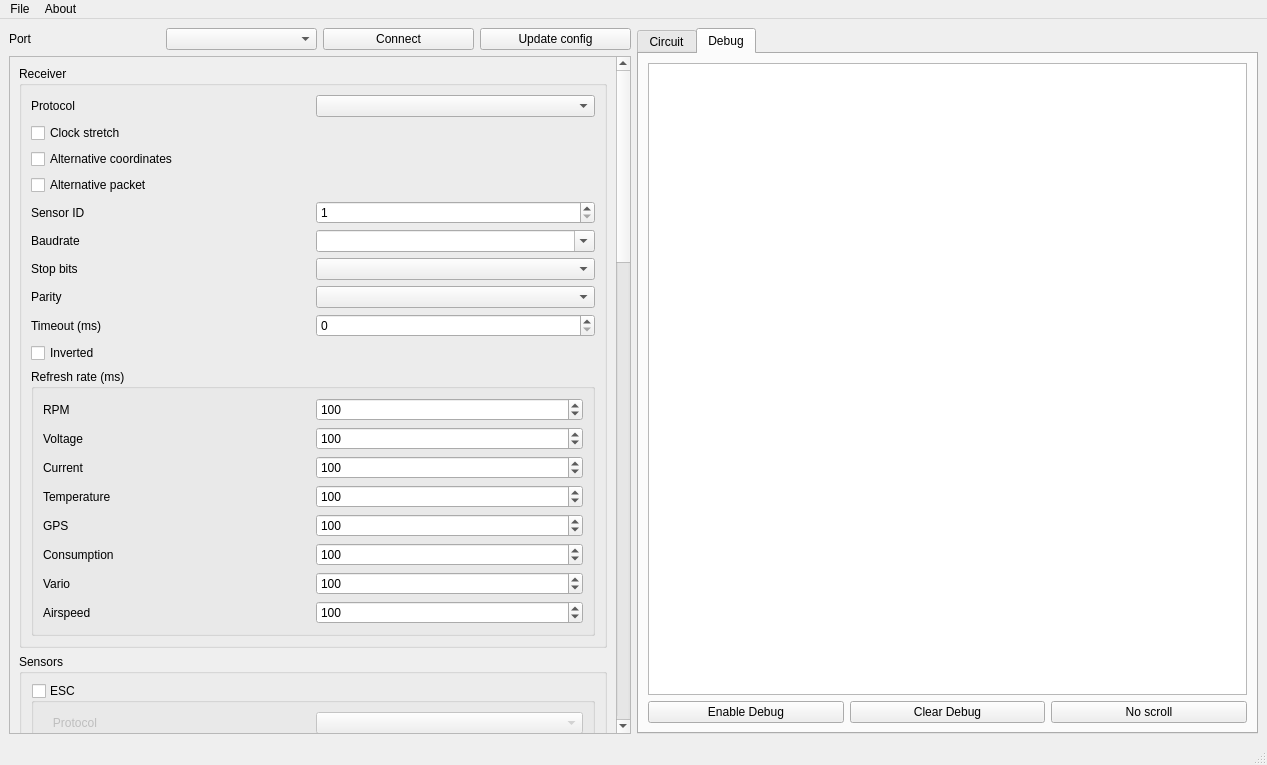
Qt form msrc_gui/mainwindow.ui (dgatf/msrc) before a commit.
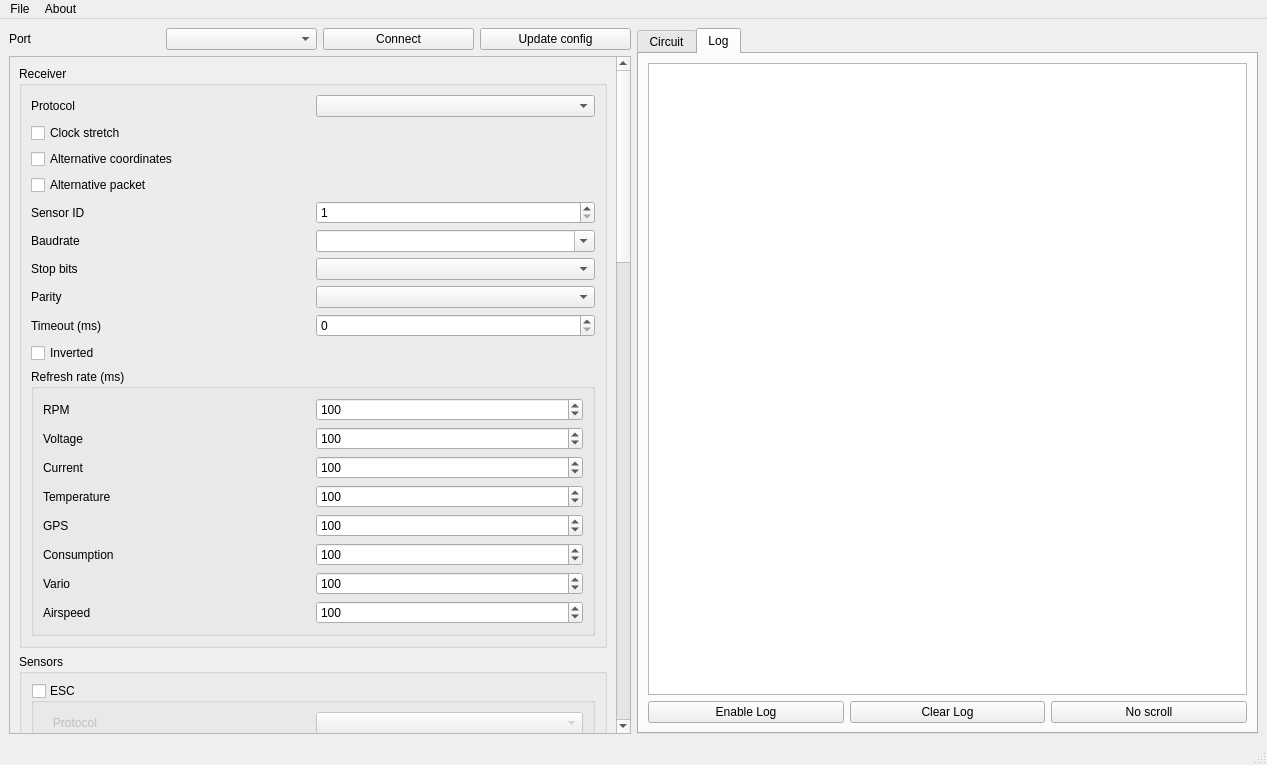
The same form after that commit. Icons and pictures are not drawn.

Commit message: Change MSRC Link string Debug to Log

```diff
--- a/msrc_gui/mainwindow.ui
+++ b/msrc_gui/mainwindow.ui
@@ -1605,7 +1605,7 @@
           </widget>
           <widget class="QWidget" name="tab_2">
            <attribute name="title">
-            <string>Debug</string>
+            <string>Log</string>
            </attribute>
            <layout class="QVBoxLayout" name="verticalLayout_3">
             <item>
@@ -1620,14 +1620,14 @@
               <item>
                <widget class="QPushButton" name="btDebug">
                 <property name="text">
-                 <string>Enable Debug</string>
+                 <string>Enable Log</string>
                 </property>
                </widget>
               </item>
               <item>
                <widget class="QPushButton" name="btClearDebug">
                 <property name="text">
-                 <string>Clear Debug</string>
+                 <string>Clear Log</string>
                 </property>
                </widget>
               </item>
```
The commit also changes 1 other file.
